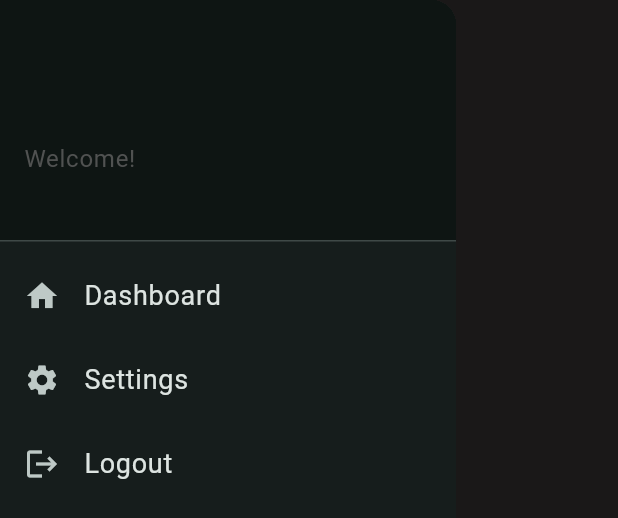
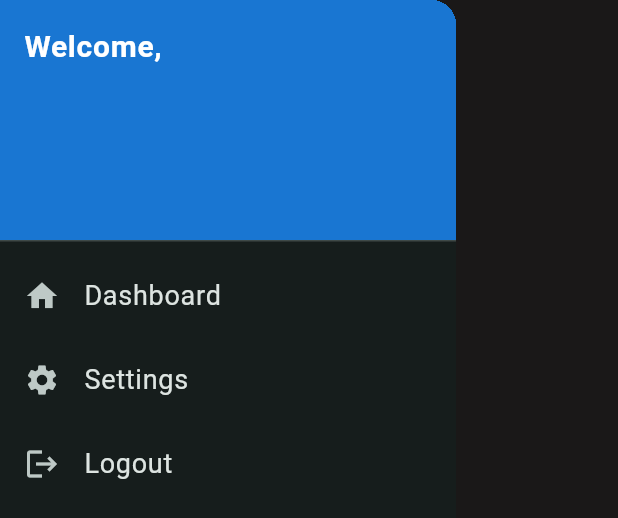
Before and after one commit to TizianoAlbore/pswmanager, a Flutter app: the DrawerWidget widget shown alone on an empty page, opened directly, on a phone screen of 412 x 824 dp. Shown: the top 518 px of the screen. Run offline on Flutter 3.47's test engine with Material 3 defaults, Android fonts, the phone set to English and light mode, and no system bars; our stand-ins replace cloud_firestore, firebase_auth, firebase_core, flutter_dotenv; missing offline and left inert: base32, blockchain_utils, cryptography, dart:js_interop; accounts and stored records are empty; project files that could hold a hidden picture were left out.

Commit message:
sidebar_color_errorfix

```diff
--- a/lib/widgets/drawer.dart
+++ b/lib/widgets/drawer.dart
@@ -6,36 +6,35 @@ class DrawerWidget extends StatefulWidget {
   const DrawerWidget({super.key});
 
   @override
-  State<DrawerWidget> createState() => _DrawerWidgetState();
+  State<DrawerWidget> createState() => _DrawerWidget();
 }
 
-class _DrawerWidgetState extends State<DrawerWidget> {
-  String userName = "Loading...";
+class _DrawerWidget extends State<DrawerWidget> {
+  String _username = "Loading...";
 
   @override
   void initState() {
     super.initState();
-    _fetchUserName();
+    _fetchUsername();
   }
 
-  // Function to fetch the user's name from Firestore
-  Future<void> _fetchUserName() async {
-    try {
-      final User? user = FirebaseAuth.instance.currentUser;
-      if (user != null) {
-        final userDoc = await FirebaseFirestore.instance.collection('users').doc(user.uid).get();
+  Future<void> _fetchUsername() async {
+    final User? user = FirebaseAuth.instance.currentUser;
+    if (user != null) {
+      final String userId = user.uid;
+      try {
+        final DocumentSnapshot userDoc = await FirebaseFirestore.instance
+            .collection('users')
+            .doc(userId)
+            .get();
         setState(() {
-          userName = userDoc['name'] ?? "User"; // Replace 'name' with the actual field name in Firestore
+          _username = userDoc['name'] ?? "User"; // Ensure a fallback
         });
-      } else {
+      } catch (e) {
         setState(() {
-          userName = "Guest";
+          _username = "User"; // Fallback if data fetch fails
         });
       }
-    } catch (e) {
-      setState(() {
-        userName = "Error";
-      });
     }
   }
 
@@ -46,29 +45,16 @@ class _DrawerWidgetState extends State<DrawerWidget> {
         padding: EdgeInsets.zero,
         children: <Widget>[
           DrawerHeader(
-            decoration: BoxDecoration(
-              color: Theme.of(context).primaryColor,
+            decoration: const BoxDecoration(
+              color: Color(0xFF1976D2), // Same blue as the dashboard header
             ),
-            child: Column(
-              crossAxisAlignment: CrossAxisAlignment.start,
-              mainAxisAlignment: MainAxisAlignment.center,
-              children: [
-                Text(
-                  userName,
-                  style: TextStyle(
-                    color: Theme.of(context).secondaryHeaderColor,
-                    fontSize: 24,
-                  ),
-                ),
-                const SizedBox(height: 8),
-                Text(
-                  'Welcome!',
-                  style: TextStyle(
-                    color: Theme.of(context).secondaryHeaderColor.withOpacity(0.8),
-                    fontSize: 16,
-                  ),
-                ),
-              ],
+            child: Text(
+              'Welcome, $_username',
+              style: const TextStyle(
+                color: Colors.white, // High contrast text for accessibility
+                fontSize: 20,
+                fontWeight: FontWeight.bold,
+              ),
             ),
           ),
           ListTile(
```
